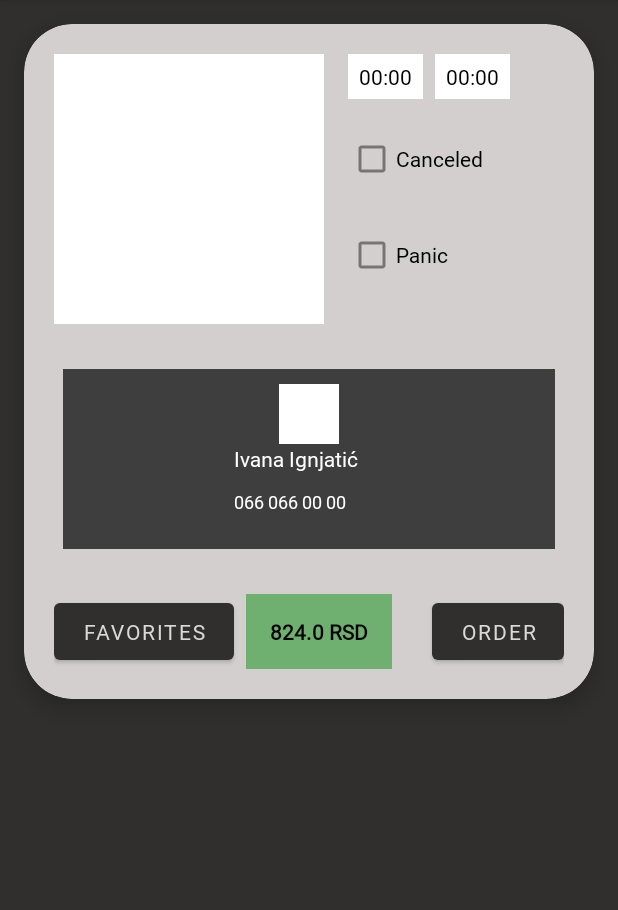
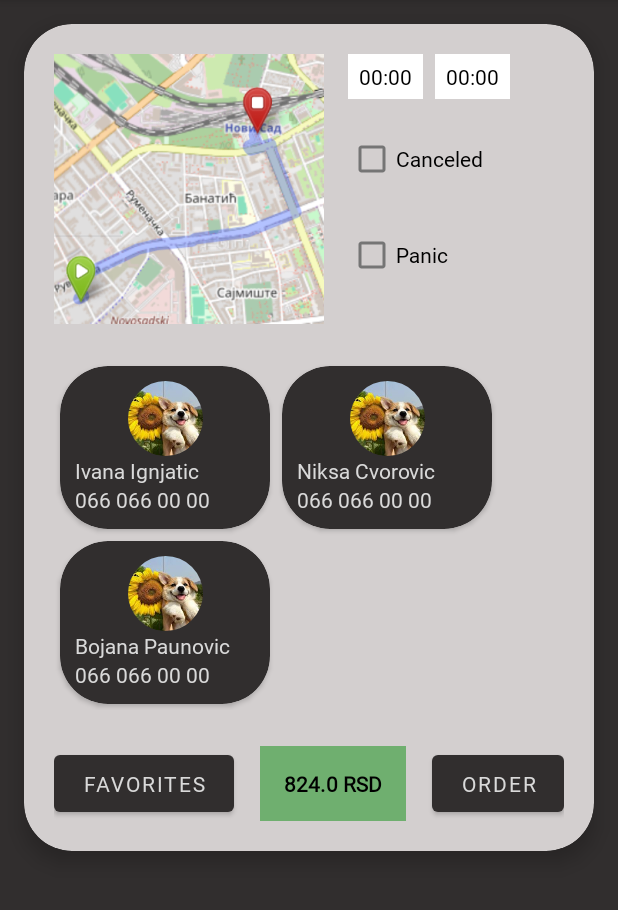
Before and after one commit to kzi-nastava/mrs-team10-IBN, an Android app: the screen it shows after launch (HomeActivity), after a tap on "Alekse Santica 5, Novi Sad", on a phone screen of 412 x 824 dp, the part 85-995 px from its top. Run offline under Robolectric (Android 15) with nearby library versions, the light colour scheme and no system bars; our stand-ins replace CircleImageView, navigation-ui; 1 other tap on this screen came first.

Commit message:
[ADD] layout and design of ride cards improved

```diff
--- a/MOBILNE/app/src/main/java/com/example/ubercorp/activities/HomeActivity.java
+++ b/MOBILNE/app/src/main/java/com/example/ubercorp/activities/HomeActivity.java
@@ -45,22 +45,10 @@ public class HomeActivity extends AppCompatActivity {
 
         drawer = binding.drawerLayout;
         navigationView = binding.navView;
+
         toolbar = binding.activityHomeBase.toolbar;
-
         setSupportActionBar(toolbar);
         actionBar = getSupportActionBar();
-
-        if(actionBar != null){
-            actionBar.setDisplayHomeAsUpEnabled(true);
-            actionBar.setHomeAsUpIndicator(R.drawable.ic_hamburger);
-            actionBar.setHomeButtonEnabled(false);
-        }
-
-        actionBarDrawerToggle = new ActionBarDrawerToggle(
-                this, drawer, toolbar, R.string.navigation_drawer_open, R.string.navigation_drawer_close);
-
-        drawer.addDrawerListener(actionBarDrawerToggle);
-        actionBarDrawerToggle.syncState();
 
         topLevelDestinations.add(R.id.notification);
         topLevelDestinations.add(R.id.nav_settings);
@@ -69,29 +57,10 @@ public class HomeActivity extends AppCompatActivity {
 
         navController.addOnDestinationChangedListener((navController, navDestination, bundle) -> {
             Log.i("UberComp", "Destination Changed");
-
-            int id = navDestination.getId();
-            boolean isTopLevelDestination = topLevelDestinations.contains(id);
-
-            if (!isTopLevelDestination) {
-                if (id == R.id.ride_history) {
-//                    navController.navigate(R.id.ride_history);
-
-                } else if (id == R.id.my_account) {
-                } else if (id == R.id.chat) {
-                }
-                drawer.closeDrawers();
-            } else {
-                if (id == R.id.nav_settings) {
-                    Toast.makeText(HomeActivity.this, "Settings", Toast.LENGTH_SHORT).show();
-                } else if (id == R.id.notification) {
-                    Toast.makeText(HomeActivity.this, "Notification", Toast.LENGTH_SHORT).show();
-                }
-            }
         });
 
         mAppBarConfiguration = new AppBarConfiguration
-                .Builder(R.id.my_account, R.id.chat, R.id.ride_history  , R.id.tracking_ride, R.id.nav_settings, R.id.notification)
+                .Builder(R.id.my_account, R.id.chat, R.id.ride_history, R.id.tracking_ride, R.id.nav_settings, R.id.notification)
                 .setOpenableLayout(drawer)
                 .build();
 
@@ -110,16 +79,6 @@ public class HomeActivity extends AppCompatActivity {
 
     @Override
     public boolean onOptionsItemSelected(@NonNull MenuItem item) {
-//        int id = item.getItemId();
-//        switch (id) {
-//            case R.id.nav_settings:
-//                Toast.makeText(HomeActivity.this, "Settings", Toast.LENGTH_SHORT).show();
-//                break;
-//            case R.id.nav_language:
-//                Toast.makeText(HomeActivity.this, "Language", Toast.LENGTH_SHORT).show();
-//                break;
-//        }
-
         return NavigationUI.onNavDestinationSelected(item, navController) || super.onOptionsItemSelected(item);
     }
 
--- a/MOBILNE/app/src/main/java/com/example/ubercorp/fragments/RideDetailsFragment.java
+++ b/MOBILNE/app/src/main/java/com/example/ubercorp/fragments/RideDetailsFragment.java
@@ -8,10 +8,17 @@ import androidx.fragment.app.Fragment;
 import android.view.LayoutInflater;
 import android.view.View;
 import android.view.ViewGroup;
+import android.widget.GridLayout;
+import android.widget.LinearLayout;
+import android.widget.TextView;
+
+import com.example.ubercorp.R;
 import com.example.ubercorp.databinding.FragmentRideDetailsBinding;
 import com.example.ubercorp.model.Ride;
+import com.example.ubercorp.model.User;
 
 import java.text.SimpleDateFormat;
+import java.util.List;
 import java.util.Locale;
 
 
@@ -52,7 +59,25 @@ public class RideDetailsFragment extends Fragment {
             binding.startTimeDetail.setText(sdf.format(ride.getStart()));
             binding.endTimeDetail.setText(sdf.format(ride.getEnd()));
             binding.priceDetail.setText(ride.getPrice()+" RSD");
+            // passengers
+            GridLayout passengersLayout = binding.passengers;
+            passengersLayout.removeAllViews();
+
+            List<User> passengers = ride.getPassengers();
+
+            for (int i = 0; i < passengers.size(); i++) {
+                User user = passengers.get(i);
+
+                view = LayoutInflater.from(getContext())
+                        .inflate(R.layout.passenger, passengersLayout, false);
+
+                ((TextView) view.findViewById(R.id.user_name)).setText(user.getName());
+                ((TextView) view.findViewById(R.id.phone_number)).setText(user.getPhoneNumber());
+
+                passengersLayout.addView(view);
+            }
         }
+
     }
 
     @Override
--- a/MOBILNE/app/src/main/java/com/example/ubercorp/fragments/RideHistoryFragment.java
+++ b/MOBILNE/app/src/main/java/com/example/ubercorp/fragments/RideHistoryFragment.java
@@ -10,6 +10,7 @@ import android.view.ViewGroup;
 import com.example.ubercorp.R;
 import com.example.ubercorp.databinding.FragmentRideHistoryBinding;
 import com.example.ubercorp.model.Ride;
+import com.example.ubercorp.model.User;
 
 import java.util.ArrayList;
 import java.util.Date;
@@ -52,14 +53,19 @@ public class RideHistoryFragment extends Fragment {
 
     private void prepareRidesList(ArrayList<Ride> rides){
         rides.clear();
-        rides.add(new Ride(1L, "Alekse Santica 5, Novi Sad", "Mileve Maric 40, Novi Sad", new Date(12,12,2025), new Date(12,12,2025), 824.00));
-        rides.add(new Ride(2L, "Alekse Santica 4, Novi Sad", "Mileve Maric 40, Novi Sad", new Date(12,12,2025), new Date(12,12,2025), 824.00));
-        rides.add(new Ride(3L, "Alekse Santica 3, Novi Sad", "Mileve Maric 40, Novi Sad", new Date(12,12,2025), new Date(12,12,2025), 824.00));
-        rides.add(new Ride(4L, "Alekse Santica 2, Novi Sad", "Mileve Maric 40, Novi Sad", new Date(12,12,2025), new Date(12,12,2025), 824.00));
-        rides.add(new Ride(5L, "Alekse Santica 1, Novi Sad", "Mileve Maric 40, Novi Sad", new Date(12,12,2025), new Date(12,12,2025), 824.00));
-        rides.add(new Ride(6L, "Alekse Santica 5, Novi Sad", "Mileve Maric 40, Novi Sad", new Date(12,12,2025), new Date(12,12,2025), 824.00));
-        rides.add(new Ride(7L, "Alekse Santica 5, Novi Sad", "Mileve Maric 40, Novi Sad", new Date(12,12,2025), new Date(12,12,2025), 824.00));
-        rides.add(new Ride(8L, "Alekse Santica 5, Novi Sad", "Mileve Maric 40, Novi Sad", new Date(12,12,2025), new Date(12,12,2025), 824.00));
-        rides.add(new Ride(9L, "Alekse Santica 5, Novi Sad", "Mileve Maric 40, Novi Sad", new Date(12,12,2025), new Date(12,12,2025), 824.00));
+        ArrayList<User> users = new ArrayList<>();
+        users.add(new User(1L, "Ivana Ignjatic", "066 066 00 00"));
+        users.add(new User(1L, "Niksa Cvorovic", "066 066 00 00"));
+        users.add(new User(1L, "Bojana Paunovic", "066 066 00 00"));
+
+        rides.add(new Ride(1L, "Alekse Santica 5, Novi Sad", "Mileve Maric 40, Novi Sad", new Date(12,12,2025), new Date(12,12,2025), 824.00, users));
+        rides.add(new Ride(2L, "Alekse Santica 4, Novi Sad", "Mileve Maric 40, Novi Sad", new Date(12,12,2025), new Date(12,12,2025), 824.00, users));
+        rides.add(new Ride(3L, "Alekse Santica 3, Novi Sad", "Mileve Maric 40, Novi Sad", new Date(12,12,2025), new Date(12,12,2025), 824.00, users));
+        rides.add(new Ride(4L, "Alekse Santica 2, Novi Sad", "Mileve Maric 40, Novi Sad", new Date(12,12,2025), new Date(12,12,2025), 824.00, users));
+        rides.add(new Ride(5L, "Alekse Santica 1, Novi Sad", "Mileve Maric 40, Novi Sad", new Date(12,12,2025), new Date(12,12,2025), 824.00, users));
+        rides.add(new Ride(6L, "Alekse Santica 5, Novi Sad", "Mileve Maric 40, Novi Sad", new Date(12,12,2025), new Date(12,12,2025), 824.00, users));
+        rides.add(new Ride(7L, "Alekse Santica 5, Novi Sad", "Mileve Maric 40, Novi Sad", new Date(12,12,2025), new Date(12,12,2025), 824.00, users));
+        rides.add(new Ride(8L, "Alekse Santica 5, Novi Sad", "Mileve Maric 40, Novi Sad", new Date(12,12,2025), new Date(12,12,2025), 824.00, users));
+        rides.add(new Ride(9L, "Alekse Santica 5, Novi Sad", "Mileve Maric 40, Novi Sad", new Date(12,12,2025), new Date(12,12,2025), 824.00, users));
     }
 }
--- a/MOBILNE/app/src/main/java/com/example/ubercorp/model/Ride.java
+++ b/MOBILNE/app/src/main/java/com/example/ubercorp/model/Ride.java
@@ -5,6 +5,7 @@ import android.os.Parcelable;
 
 import androidx.annotation.NonNull;
 
+import java.util.ArrayList;
 import java.util.Date;
 
 public class Ride implements Parcelable {
@@ -16,17 +17,18 @@ public class Ride implements Parcelable {
     private Date end;
     private Double price;
 
-    public Ride(){
+    private ArrayList<User> passengers;
 
-    }
+    public Ride(){}
 
-    public Ride(Long id, String startLocation, String destination, Date start, Date end, Double price){
+    public Ride(Long id, String startLocation, String destination, Date start, Date end, Double price, ArrayList<User> passengers){
         this.id = id;
         this.startLocation = startLocation;
         this.destination = destination;
         this.start = start;
         this.end = end;
         this.price = price;
+        this.passengers = passengers;
     }
 
     protected Ride(Parcel in){
@@ -52,6 +54,10 @@ public class Ride implements Parcelable {
     public Double getPrice(){return this.price;}
 
     public void setPrice(Double price) {this.price = price;}
+
+    public ArrayList<User> getPassengers() {
+        return passengers;
+    }
 
     @Override
     public int describeContents() {
--- /dev/null
+++ b/MOBILNE/app/src/main/java/com/example/ubercorp/model/User.java
@@ -0,0 +1,35 @@
+package com.example.ubercorp.model;
+
+public class User {
+    private Long id;
+    private String name;
+    private String phoneNumber;
+
+    public User(){}
+
+    public User(Long id, String name, String phoneNumber){
+        this.id = id;
+        this.name = name;
+        this.phoneNumber = phoneNumber;
+    }
+
+    public Long getId() {
+        return id;
+    }
+
+    public String getName() {
+        return name;
+    }
+
+    public String getPhoneNumber() {
+        return phoneNumber;
+    }
+
+    public void setName(String name) {
+        this.name = name;
+    }
+
+    public void setPhoneNumber(String phoneNumber) {
+        this.phoneNumber = phoneNumber;
+    }
+}
--- a/MOBILNE/app/src/main/res/layout/fragment_ride_details.xml
+++ b/MOBILNE/app/src/main/res/layout/fragment_ride_details.xml
@@ -16,15 +16,16 @@
         android:padding="20dp"
         >
 
-        <!-- MAPA -->
-        <ImageView
+
+        <com.google.android.material.imageview.ShapeableImageView
             android:id="@+id/route"
             android:layout_width="180dp"
             android:layout_height="180dp"
+            android:src="@drawable/map"
             android:scaleType="centerCrop"
             android:background="@android:color/white"
             app:layout_constraintTop_toTopOf="parent"
-            app:layout_constraintStart_toStartOf="parent"/>
+            app:layout_constraintStart_toStartOf="parent"/>/>
 
         <!-- START TIME -->
         <TextView
@@ -70,46 +71,17 @@
             app:layout_constraintStart_toStartOf="@id/startTimeDetail"
             app:layout_constraintTop_toBottomOf="@id/canceled" />
 
-        <LinearLayout
+        <GridLayout
             android:id="@+id/passengers"
             android:layout_width="match_parent"
             android:layout_height="wrap_content"
-            android:orientation="horizontal"
-            android:gravity="center"
+            android:alignmentMode="alignMargins"
+            android:columnCount="2"
+            android:useDefaultMargins="true"
             android:layout_marginTop="24dp"
             app:layout_constraintTop_toBottomOf="@id/route"
-            app:layout_constraintStart_toStartOf="parent">
+            app:layout_constraintStart_toStartOf="parent" />
 
-            <!-- PUTNIK -->
-            <LinearLayout
-                android:layout_width="0dp"
-                android:layout_height="120dp"
-                android:layout_weight="1"
-                android:orientation="vertical"
-                android:gravity="center"
-                android:background="#3E3E3E"
-                android:layout_margin="6dp">
-
-                <ImageView
-                    android:layout_width="40dp"
-                    android:layout_height="40dp"
-                    android:background="@android:color/white"/>
-
-                <TextView
-                    android:text="Ivana Ignjatić"
-                    android:textColor="@android:color/white"
-                    android:layout_height="30dp"
-                    android:layout_width="100dp"/>
-
-                <TextView
-                    android:text="066 066 00 00"
-                    android:textColor="@android:color/white"
-                    android:textSize="12sp"
-                    android:layout_height="30dp"
-                    android:layout_width="100dp"/>
-            </LinearLayout>
-
-        </LinearLayout>
 
         <!-- FAVORITES -->
         <Button
@@ -132,6 +104,7 @@
             android:textStyle="bold"
             app:layout_constraintTop_toTopOf="@id/favorites"
             app:layout_constraintStart_toEndOf="@id/favorites"
+            app:layout_constraintEnd_toStartOf="@id/order"
             android:layout_marginHorizontal="8dp"/>
 
         <!-- ORDER -->
--- /dev/null
+++ b/MOBILNE/app/src/main/res/layout/passenger.xml
@@ -0,0 +1,53 @@
+<?xml version="1.0" encoding="utf-8"?>
+<com.google.android.material.card.MaterialCardView
+    xmlns:android="http://schemas.android.com/apk/res/android"
+    xmlns:app="http://schemas.android.com/apk/res-auto"
+    android:layout_width="140dp"
+    android:layout_height="wrap_content"
+    android:layout_margin="4dp"
+    app:cardCornerRadius="32dp"
+    app:cardElevation="2dp"
+    app:cardBackgroundColor="@color/background"
+    >
+
+    <androidx.constraintlayout.widget.ConstraintLayout
+        android:layout_width="140dp"
+        android:layout_height="wrap_content"
+        android:layout_gravity="center"
+        android:padding="10dp"
+        >
+
+        <com.google.android.material.imageview.ShapeableImageView
+            android:id="@+id/profile_pic"
+            android:layout_width="50dp"
+            android:layout_height="50dp"
+            android:src="@drawable/corgo1"
+            app:shapeAppearanceOverlay="@style/CircleImageView"
+            android:scaleType="centerCrop"
+            app:layout_constraintTop_toTopOf="parent"
+            app:layout_constraintStart_toStartOf="parent"
+            app:layout_constraintEnd_toEndOf="parent"/>
+
+        <TextView
+            android:id="@+id/user_name"
+            android:layout_width="match_parent"
+            android:layout_height="wrap_content"
+            android:textColor="@color/white"
+            app:layout_constraintTop_toBottomOf="@id/profile_pic"
+            app:layout_constraintStart_toStartOf="parent"
+            app:layout_constraintEnd_toEndOf="parent"/>
+
+        <TextView
+            android:id="@+id/phone_number"
+            android:layout_width="match_parent"
+            android:layout_height="wrap_content"
+            android:textColor="@color/white"
+            app:layout_constraintTop_toBottomOf="@id/user_name"
+            app:layout_constraintStart_toStartOf="parent"
+            app:layout_constraintEnd_toEndOf="parent"/>
+
+
+
+    </androidx.constraintlayout.widget.ConstraintLayout>
+
+</com.google.android.material.card.MaterialCardView>
--- a/MOBILNE/app/src/main/res/layout/ride_card_item.xml
+++ b/MOBILNE/app/src/main/res/layout/ride_card_item.xml
@@ -84,25 +84,31 @@
             app:layout_constraintTop_toBottomOf="@id/endInput"
             app:layout_constraintStart_toStartOf="parent">
 
-            <ImageView
+            <com.google.android.material.imageview.ShapeableImageView
                 android:layout_width="36dp"
                 android:layout_height="36dp"
-                android:background="@drawable/ic_circle"/>
-            <!--android:src="@drawable/avatar1"-->
+                android:src="@drawable/corgo1"
+                app:shapeAppearanceOverlay="@style/CircleImageView"
+                android:scaleType="centerCrop"/>
 
-            <ImageView
+
+            <com.google.android.material.imageview.ShapeableImageView
                 android:layout_width="36dp"
                 android:layout_height="36dp"
-                android:layout_marginStart="-12dp"
-                android:background="@drawable/ic_circle"/>
-            <!--android:src="@drawable/avatar2"-->
+                android:layout_marginStart="-10dp"
+                android:src="@drawable/corgo2"
+                app:shapeAppearanceOverlay="@style/CircleImageView"
+                android:scaleType="centerCrop"/>
 
-            <ImageView
+
+            <com.google.android.material.imageview.ShapeableImageView
                 android:layout_width="36dp"
                 android:layout_height="36dp"
-                android:layout_marginStart="-12dp"
-                android:background="@drawable/ic_circle"/>
-            <!--android:src="@drawable/avatar3"-->
+                android:layout_marginStart="-10dp"
+                android:src="@drawable/corgo3"
+                app:shapeAppearanceOverlay="@style/CircleImageView"
+                android:scaleType="centerCrop"/>
+
 
         </LinearLayout>
 
--- a/MOBILNE/app/src/main/res/values/themes.xml
+++ b/MOBILNE/app/src/main/res/values/themes.xml
@@ -29,4 +29,10 @@
     </style>
     <style name="AppTheme.AppBarOverlay" parent="ThemeOverlay.AppCompat.ActionBar" />
     <style name="AppTheme.PopupOverlay" parent="ThemeOverlay.AppCompat.Light" />
+
+    <style name="CircleImageView" parent="">
+        <item name="cornerFamily">rounded</item>
+        <item name="cornerSize">50%</item>
+    </style>
+
 </resources>
```
Also changed, not shown: MOBILNE/app/src/main/res/drawable/corgo1.jpeg (added), MOBILNE/app/src/main/res/drawable/corgo2.jpeg (added), MOBILNE/app/src/main/res/drawable/corgo3.jpg (added), MOBILNE/app/src/main/res/drawable/map.png (added).
